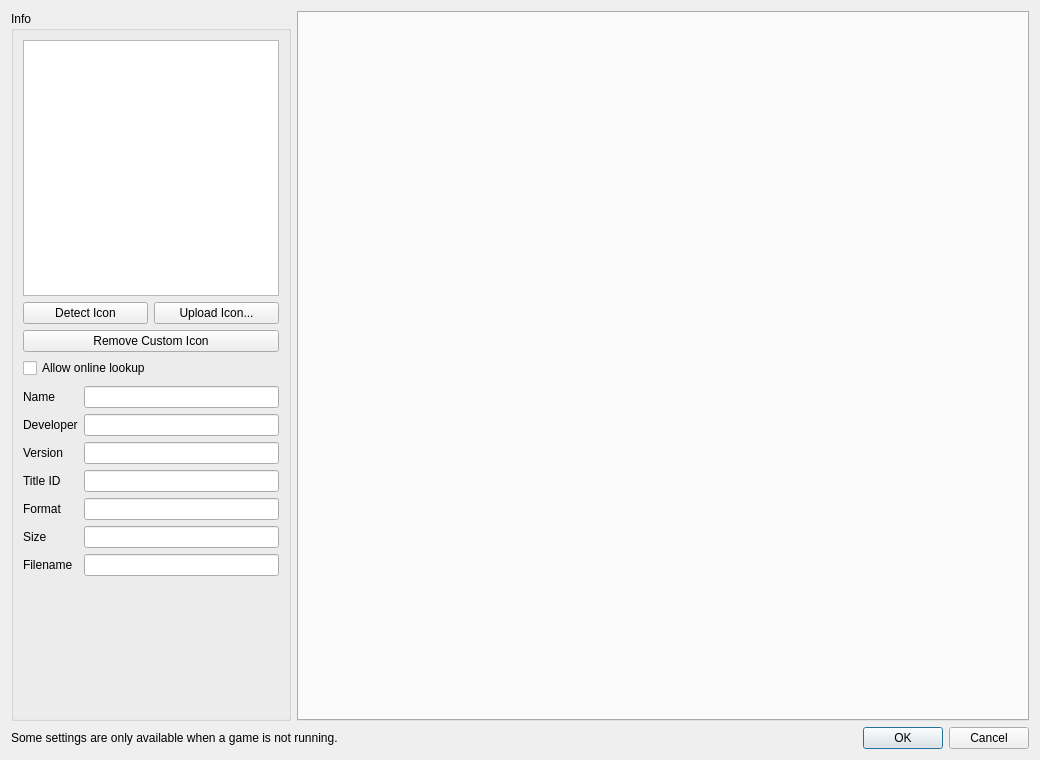
Before: the Qt Designer form src/lichii/configuration/configure_per_game.ui in ddddng/Lichii, drawn with Qt 5.
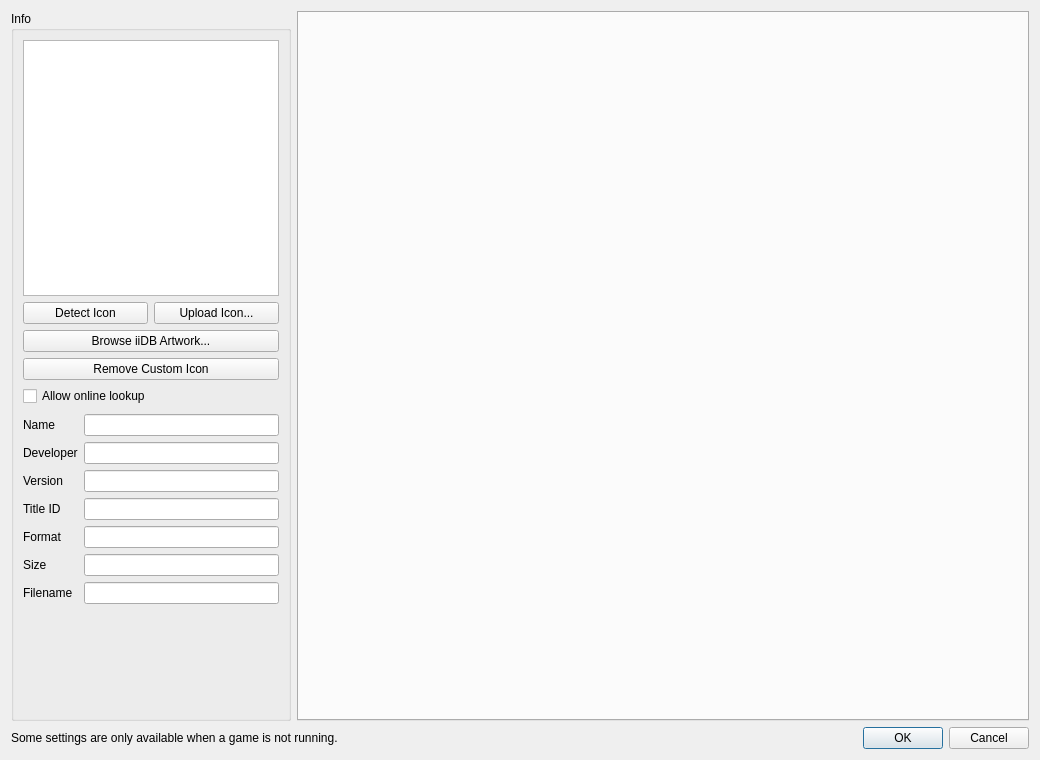
After: the same form once the commit is applied.

Commit message: qt: pick iiDB artwork from game Properties

The edit to the form file:
```diff
--- a/src/lichii/configuration/configure_per_game.ui
+++ b/src/lichii/configuration/configure_per_game.ui
@@ -122,6 +122,16 @@
             </widget>
            </item>
            <item row="1" column="0" colspan="2">
+            <widget class="QPushButton" name="button_browse_iidb">
+             <property name="text">
+              <string>Browse iiDB Artwork...</string>
+             </property>
+             <property name="toolTip">
+              <string>Choose online artwork using your own iiDB API key. Apply or OK saves changes.</string>
+             </property>
+            </widget>
+           </item>
+           <item row="2" column="0" colspan="2">
             <widget class="QPushButton" name="button_remove_icon">
              <property name="toolTip">
               <string>Show the game's own icon again. Apply or OK saves changes.</string>
@@ -131,7 +141,7 @@
              </property>
             </widget>
            </item>
-           <item row="2" column="0" colspan="2">
+           <item row="3" column="0" colspan="2">
             <widget class="QCheckBox" name="allow_online_detection">
              <property name="text">
               <string>Allow online lookup</string>
```
The commit also changes 21 other files.
